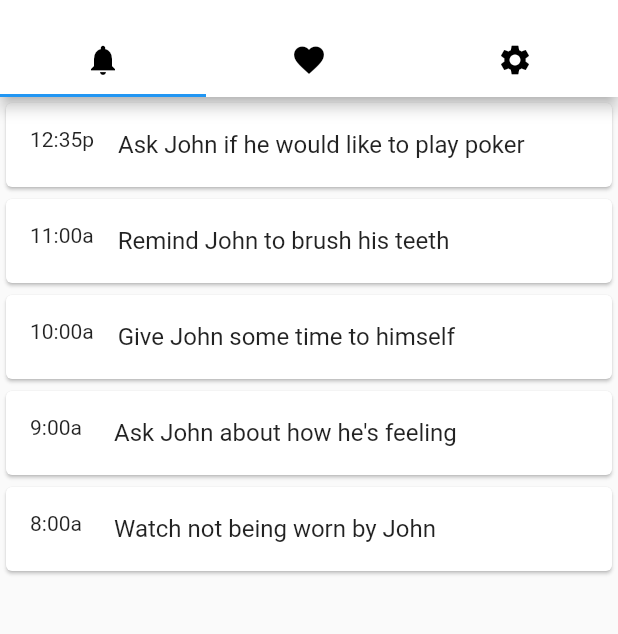
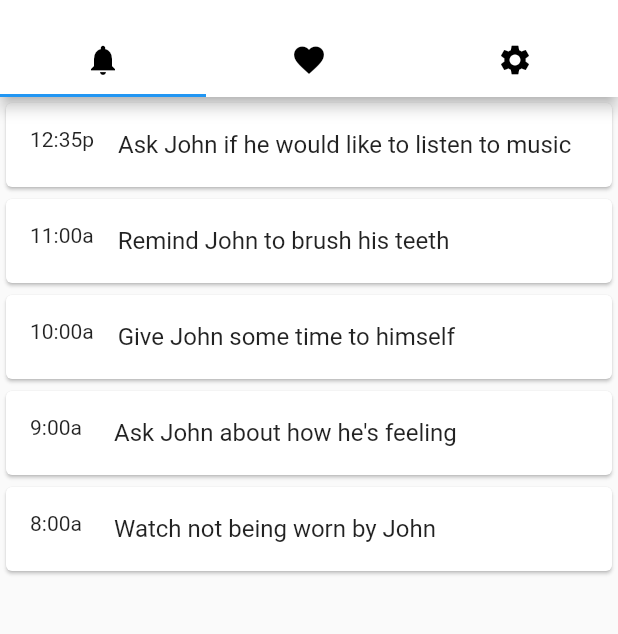
Before and after one commit to achilles-d/adwatch, a Flutter app: the FrontPage screen opened directly, on a phone screen of 412 x 824 dp, the part 59-693 px from its top. Run offline on Flutter 3.47's test engine with Material 2 defaults, Android fonts, the phone set to English and light mode, and no system bars; our stand-ins replace cloud_firestore, firebase_auth, table_calendar; accounts and stored records are empty.

Commit message:
Updated a notification item in the Notifications area

```diff
--- a/adwatch_app/lib/app/front_page.dart
+++ b/adwatch_app/lib/app/front_page.dart
@@ -71,7 +71,7 @@ class FrontPage extends StatelessWidget{
                                     )
                                 ),
                                 title: Text(
-                                    'Ask John if he would like to play poker',
+                                    'Ask John if he would like to listen to music',
                                     style: TextStyle(
                                       fontFamily: 'Roboto',
                                     )
```
